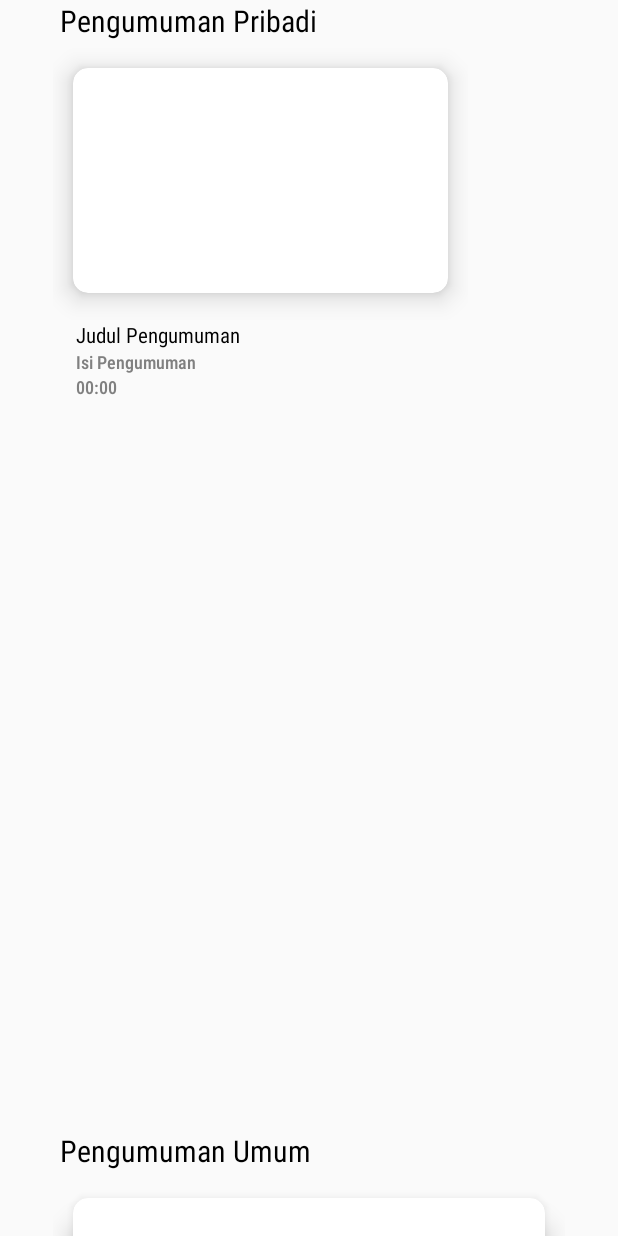
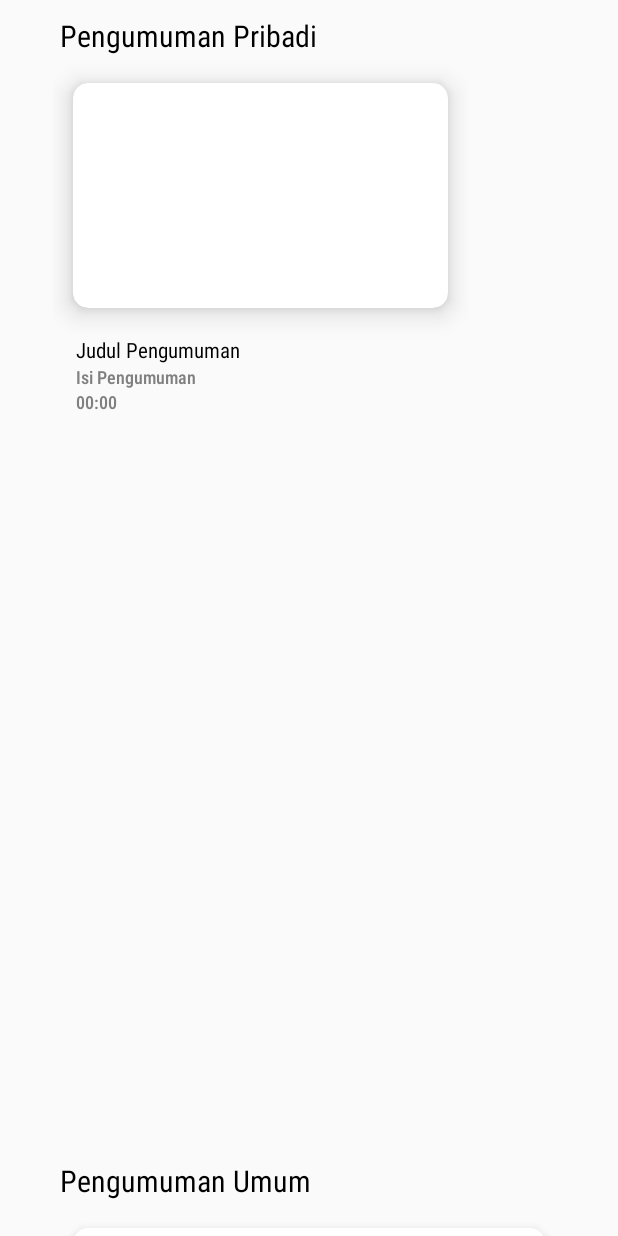
Before and after one commit to sinungaji/MyApplication, an Android app: the layout activity_main.xml on its own in the app's theme, with its tools: preview values and no code run, on a phone screen of 412 x 824 dp. Run offline under Robolectric (Android 15) with nearby library versions, the phone set to English and light mode, and no system bars.

Commit message:
Update Bagian Main Activity dan pengumuman pribadi, umum

```diff
--- a/app/src/main/res/layout/activity_main.xml
+++ b/app/src/main/res/layout/activity_main.xml
@@ -20,7 +20,8 @@
                 android:layout_width="wrap_content"
                 android:layout_height="wrap_content"
                 android:layout_marginStart="40dp"
-                android:layout_marginEnd="40dp">
+                android:layout_marginEnd="40dp"
+                android:layout_marginTop="10dp">
 
                 <TextView
                     android:layout_width="wrap_content"
@@ -68,7 +69,8 @@
                 android:layout_width="wrap_content"
                 android:layout_height="wrap_content"
                 android:layout_marginStart="40dp"
-                android:layout_marginEnd="40dp">
+                android:layout_marginEnd="40dp"
+                android:layout_marginTop="10dp">
 
                 <TextView
                     android:layout_width="wrap_content"
```
